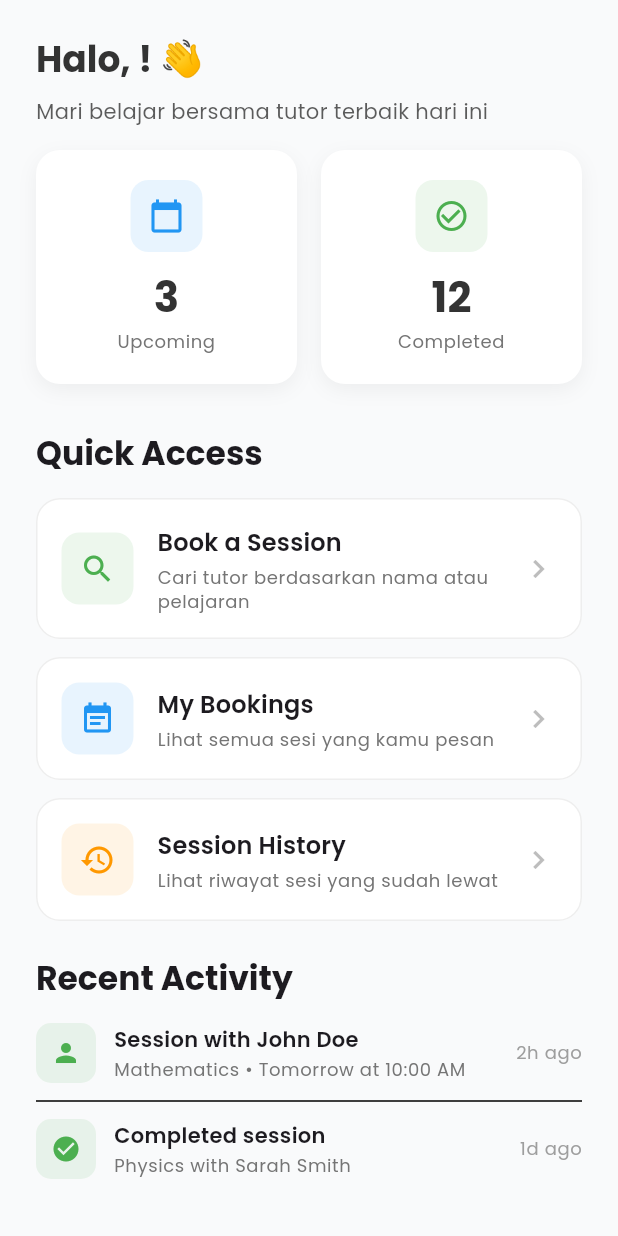
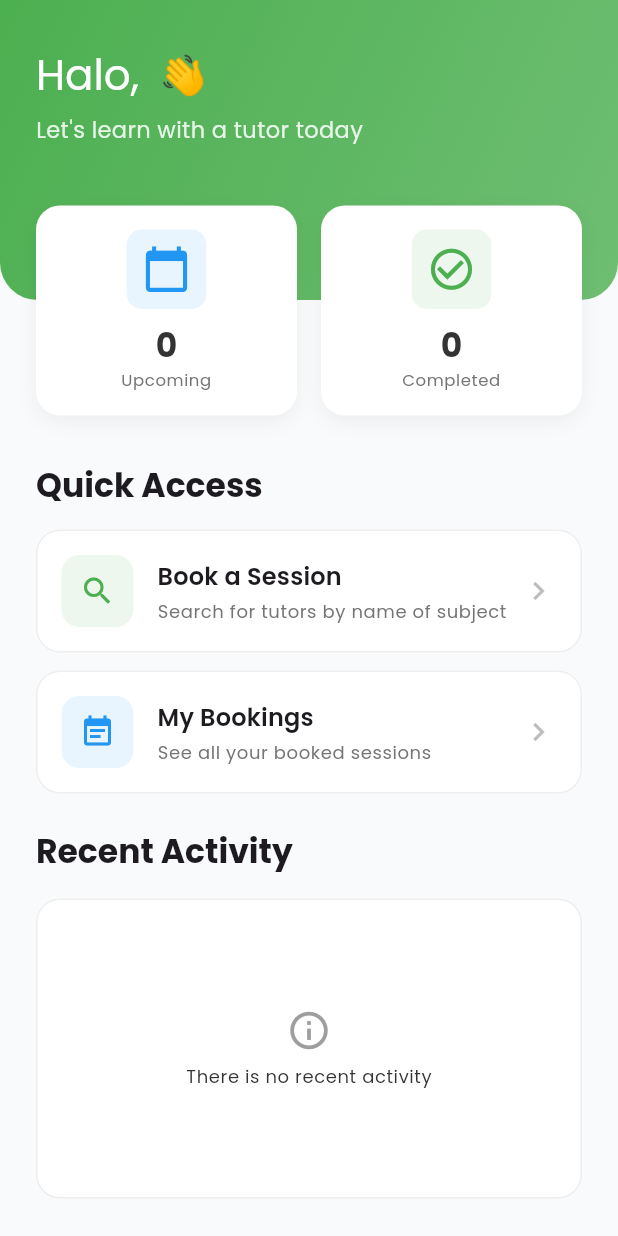
Before and after one commit to hakimlutfi46/Flutter-Booking-System, a Flutter app: the ParentHomeTab screen opened directly, on a phone screen of 412 x 824 dp. Run offline on Flutter 3.47's test engine with Material 3 defaults, Android fonts, the phone set to English and light mode, and no system bars; our stand-ins replace cloud_firestore, firebase_auth, firebase_core, get, google_fonts; accounts and stored records are empty.

Commit message:
Refactor dashboard tabs and add reusable cards
Replaces custom stat and quick access card implementations in parent and tutor home tabs with reusable StatCard and QuickAccessCard widgets. Adds ActivityCard and HomeHeader components for consistent UI and code reuse. Updates UI layout, improves empty state handling, and streamlines code by removing redundant widget methods.

```diff
--- a/lib/presentation/shared_features/dashboard/views/parent_home_tab.dart
+++ b/lib/presentation/shared_features/dashboard/views/parent_home_tab.dart
@@ -2,6 +2,11 @@
 import 'package:flutter/material.dart';
 import 'package:flutter_booking_system/core/navigation/routes.dart';
 import 'package:flutter_booking_system/core/theme/app_colors.dart';
+import 'package:flutter_booking_system/core/utils/formatter_utils.dart';
+import 'package:flutter_booking_system/presentation/widgets/card/activity_card.dart';
+import 'package:flutter_booking_system/presentation/widgets/card/quick_access_card.dart';
+import 'package:flutter_booking_system/presentation/widgets/card/stat_card.dart';
+import 'package:flutter_booking_system/presentation/widgets/home_header.dart';
 import 'package:get/get.dart';
 import 'package:flutter_booking_system/presentation/shared_features/dashboard/controllers/dashboard.controller.dart';
 import 'package:get/get_core/src/get_main.dart';
@@ -17,74 +22,112 @@ class ParentHomeTab extends StatelessWidget {
 
     return Scaffold(
       backgroundColor: AppColors.background,
-      body: SafeArea(
-        child: CustomScrollView(
+      body: CustomScrollView(
         slivers: [
-            // Header Section
           SliverToBoxAdapter(
-              child: Container(
+            child: Stack(
+              clipBehavior: Clip.none,
+              children: [
+                Container(
+                  height: 200,
                   decoration: BoxDecoration(
-                  color: Colors.transparent,
-                  // borderRadius: const BorderRadius.only(
-                  //   bottomLeft: Radius.circular(32),
-                  //   bottomRight: Radius.circular(32),
-                  // ),
+                    gradient: LinearGradient(
+                      begin: Alignment.topLeft,
+                      end: Alignment.bottomRight,
+                      colors: [
+                        AppColors.primary,
+                        AppColors.primary.withOpacity(0.8),
+                      ],
                     ),
-                child: Padding(
-                  padding: const EdgeInsets.fromLTRB(24, 24, 24, 40),
+                    borderRadius: const BorderRadius.only(
+                      bottomLeft: Radius.circular(25),
+                      bottomRight: Radius.circular(25),
+                    ),
+                  ),
+                ),
+
+                // Content di atas background
+                Padding(
+                  padding: const EdgeInsets.fromLTRB(24, 32, 24, 0),
                   child: Column(
                     crossAxisAlignment: CrossAxisAlignment.start,
                     children: [
+                      // Greeting text
                       Obx(
-                        () => Text(
-                          "Halo, ${dashboardController.userGreetingName}! 👋",
-                          style: Get.textTheme.headlineSmall?.copyWith(
-                            fontWeight: FontWeight.bold,
-                            color: AppColors.textLight,
+                        () => RichText(
+                          text: TextSpan(
+                            children: [
+                              TextSpan(
+                                text: 'Halo, ',
+                                style: Get.textTheme.headlineMedium?.copyWith(
+                                  color: Colors.white,
                                 ),
                               ),
+                              TextSpan(
+                                text: dashboardController.userGreetingName,
+                                style: Get.textTheme.headlineMedium?.copyWith(
+                                  color: Colors.white,
+                                  fontWeight: FontWeight.w600,
+                                  letterSpacing: 0.5,
                                 ),
-                      const SizedBox(height: 8),
-                      Text(
-                        "Mari belajar bersama tutor terbaik hari ini",
-                        style: Get.textTheme.bodyMedium?.copyWith(
-                          color: AppColors.textLight.withOpacity(0.8),
                               ),
+                              const TextSpan(
+                                text: ' 👋',
+                                style: TextStyle(fontSize: 26),
                               ),
                             ],
                           ),
                         ),
                       ),
+                      const SizedBox(height: 8),
+
+                      // Subtitle
+                      Text(
+                        "Let's learn with a tutor today",
+                        style: TextStyle(
+                          color: Colors.white.withOpacity(0.85),
+                          fontSize: 15,
+                          fontWeight: FontWeight.w400,
+                        ),
                       ),
 
-            // Stats Cards
-            SliverToBoxAdapter(
-              child: Transform.translate(
-                offset: const Offset(0, -24),
-                child: Padding(
-                  padding: const EdgeInsets.symmetric(horizontal: 24),
-                  child: Row(
+                      const SizedBox(height: 40),
+                      Row(
                         children: [
                           Expanded(
-                        child: _buildStatCard(
+                            child: Obx(
+                              () => StatCard(
                                 icon: Icons.calendar_today,
+                                iconSize: 33,
                                 label: "Upcoming",
-                          value: "3", // TODO: Dynamic data
+                                value:
+                                    dashboardController.parentUpcomingCount
+                                        .toString(),
                                 color: AppColors.secondary,
+                              ),
                             ),
                           ),
                           const SizedBox(width: 16),
                           Expanded(
-                        child: _buildStatCard(
+                            child: Obx(
+                              () => StatCard(
                                 icon: Icons.check_circle_outline,
+                                iconSize: 33,
                                 label: "Completed",
-                          value: "12", // TODO: Dynamic data
+                                value:
+                                    dashboardController.parentCompletedCount
+                                        .toString(),
                                 color: Colors.green,
+                              ),
                             ),
                           ),
                         ],
                       ),
+                      const SizedBox(height: 24), // Padding bawah
+                    ],
                   ),
+                ),
+              ],
             ),
           ),
 
@@ -102,42 +145,20 @@ class ParentHomeTab extends StatelessWidget {
                     ),
                   ),
                   const SizedBox(height: 16),
-                    _buildQuickAccessCard(
+                  QuickAccessCard(
                     icon: Icons.search,
                     iconColor: AppColors.primary,
                     title: "Book a Session",
-                      subtitle: "Cari tutor berdasarkan nama atau pelajaran",
-                      onTap: () {
-                        Get.toNamed(Routes.SEARCH_TUTOR);
-                      },
+                    subtitle: "Search for tutors by name of subject",
+                    onTap: () => Get.toNamed(Routes.SEARCH_TUTOR),
                   ),
                   const SizedBox(height: 12),
-                    _buildQuickAccessCard(
+                  QuickAccessCard(
                     icon: Icons.event_note,
                     iconColor: AppColors.secondary,
                     title: "My Bookings",
-                      subtitle: "Lihat semua sesi yang kamu pesan",
-                      onTap: () {
-                        Get.snackbar(
-                          "Navigation",
-                          "Navigating to My Bookings",
-                          snackPosition: SnackPosition.BOTTOM,
-                        );
-                      },
-                    ),
-                    const SizedBox(height: 12),
-                    _buildQuickAccessCard(
-                      icon: Icons.history,
-                      iconColor: Colors.orange,
-                      title: "Session History",
-                      subtitle: "Lihat riwayat sesi yang sudah lewat",
-                      onTap: () {
-                        Get.snackbar(
-                          "Navigation",
-                          "Navigating to History",
-                          snackPosition: SnackPosition.BOTTOM,
-                        );
-                      },
+                    subtitle: "See all your booked sessions",
+                    onTap: () => dashboardController.changeTabIndex(1),
                   ),
                 ],
               ),
@@ -148,187 +169,93 @@ class ParentHomeTab extends StatelessWidget {
           SliverPadding(
             padding: const EdgeInsets.fromLTRB(24, 0, 24, 24),
             sliver: SliverToBoxAdapter(
-                child: Column(
+              child: Obx(() {
+                if (dashboardController.isLoadingParentStats.value) {
+                  return const Center(child: CircularProgressIndicator());
+                }
+
+                return Column(
                   crossAxisAlignment: CrossAxisAlignment.start,
                   children: [
+                    // Judul tetap tampil
                     Text(
                       "Recent Activity",
                       style: Get.textTheme.titleLarge?.copyWith(
                         fontWeight: FontWeight.bold,
                       ),
                     ),
-                    const SizedBox(height: 16),
-                    _buildActivityItem(
-                      icon: Icons.person,
-                      title: "Session with John Doe",
-                      subtitle: "Mathematics • Tomorrow at 10:00 AM",
-                      time: "2h ago",
+                    const SizedBox(height: 18),
+
+                    if (dashboardController.recentActivities.isEmpty)
+                      Center(
+                        child: Container(
+                          decoration: BoxDecoration(
+                            color: Colors.white,
+                            borderRadius: BorderRadius.circular(16),
+                            border: Border.all(color: Colors.grey[200]!),
                           ),
-                    const Divider(height: 24),
-                    _buildActivityItem(
-                      icon: Icons.check_circle,
-                      title: "Completed session",
-                      subtitle: "Physics with Sarah Smith",
-                      time: "1d ago",
+                          width: double.infinity,
+                          height: 200,
+                          child: Column(
+                            mainAxisAlignment: MainAxisAlignment.center,
+                            children: [
+                              Icon(
+                                Icons.info_outline,
+                                size: 30,
+                                color: Colors.grey,
                               ),
-                  ],
-                ),
+                              SizedBox(height: 8),
+                              Text(
+                                "There is no recent activity",
+                                style: Get.textTheme.bodySmall?.copyWith(
+                                  color: AppColors.textLight,
                                 ),
                               ),
                             ],
                           ),
                         ),
+                      )
+                    else
+                      ...dashboardController.recentActivities.map((activity) {
+                        final tutorName =
+                            activity['tutorName'] ?? 'Unknown Tutor';
+                        final subject = activity['subject'] ?? '-';
+                        final status = activity['status'] ?? 'Session';
+                        final DateTime time = activity['time'];
+                        final formattedTime = FormatterUtils.formatTimeAgo(
+                          time,
                         );
+
+                        IconData icon;
+                        if (status == 'completed' || status == 'attended') {
+                          icon = Icons.check_circle;
+                        } else if (status == 'confirmed') {
+                          icon = Icons.schedule;
+                        } else {
+                          icon = Icons.info_outline;
                         }
 
-  Widget _buildStatCard({
-    required IconData icon,
-    required String label,
-    required String value,
-    required Color color,
-  }) {
-    return Container(
-      padding: const EdgeInsets.all(20),
-      decoration: BoxDecoration(
-        color: Colors.white,
-        borderRadius: BorderRadius.circular(16),
-        boxShadow: [
-          BoxShadow(
-            color: Colors.black.withOpacity(0.05),
-            blurRadius: 10,
-            offset: const Offset(0, 4),
-          ),
-        ],
-      ),
-      child: Column(
+                        return Column(
                           children: [
-          Container(
-            padding: const EdgeInsets.all(12),
-            decoration: BoxDecoration(
-              color: color.withOpacity(0.1),
-              borderRadius: BorderRadius.circular(12),
-            ),
-            child: Icon(icon, color: color, size: 24),
-          ),
-          const SizedBox(height: 12),
-          Text(
-            value,
-            style: Get.textTheme.headlineMedium?.copyWith(
-              fontWeight: FontWeight.bold,
-              color: AppColors.textLight,
+                            SingleChildScrollView(
+                              child: ActivityCard(
+                                icon: icon,
+                                title: "$status session with $tutorName",
+                                subtitle: "$subject • $formattedTime",
+                                time: formattedTime,
                               ),
                             ),
-          const SizedBox(height: 4),
-          Text(
-            label,
-            style: Get.textTheme.bodySmall?.copyWith(color: Colors.grey[600]),
-            textAlign: TextAlign.center,
+                            Divider(height: 24, color: Colors.grey),
+                          ],
+                        );
+                      }),
+                  ],
+                );
+              }),
+            ),
           ),
         ],
       ),
     );
   }
-
-  Widget _buildQuickAccessCard({
-    required IconData icon,
-    required Color iconColor,
-    required String title,
-    required String subtitle,
-    required VoidCallback onTap,
-  }) {
-    return Material(
-      color: Colors.white,
-      borderRadius: BorderRadius.circular(16),
-      child: InkWell(
-        onTap: onTap,
-        borderRadius: BorderRadius.circular(16),
-        child: Container(
-          padding: const EdgeInsets.all(16),
-          decoration: BoxDecoration(
-            borderRadius: BorderRadius.circular(16),
-            border: Border.all(color: Colors.grey[200]!),
-          ),
-          child: Row(
-            children: [
-              Container(
-                padding: const EdgeInsets.all(12),
-                decoration: BoxDecoration(
-                  color: iconColor.withOpacity(0.1),
-                  borderRadius: BorderRadius.circular(12),
-                ),
-                child: Icon(icon, color: iconColor, size: 24),
-              ),
-              const SizedBox(width: 16),
-              Expanded(
-                child: Column(
-                  crossAxisAlignment: CrossAxisAlignment.start,
-                  children: [
-                    Text(
-                      title,
-                      style: Get.textTheme.titleMedium?.copyWith(
-                        fontWeight: FontWeight.w600,
-                      ),
-                    ),
-                    const SizedBox(height: 4),
-                    Text(
-                      subtitle,
-                      style: Get.textTheme.bodySmall?.copyWith(
-                        color: Colors.grey[600],
-                      ),
-                    ),
-                  ],
-                ),
-              ),
-              Icon(Icons.chevron_right, color: Colors.grey[400]),
-            ],
-          ),
-        ),
-      ),
-    );
 }
-
-  Widget _buildActivityItem({
-    required IconData icon,
-    required String title,
-    required String subtitle,
-    required String time,
-  }) {
-    return Row(
-      children: [
-        Container(
-          padding: const EdgeInsets.all(10),
-          decoration: BoxDecoration(
-            color: AppColors.primary.withOpacity(0.1),
-            borderRadius: BorderRadius.circular(10),
-          ),
-          child: Icon(icon, color: AppColors.primary, size: 20),
-        ),
-        const SizedBox(width: 12),
-        Expanded(
-          child: Column(
-            crossAxisAlignment: CrossAxisAlignment.start,
-            children: [
-              Text(
-                title,
-                style: Get.textTheme.bodyMedium?.copyWith(
-                  fontWeight: FontWeight.w600,
-                ),
-              ),
-              const SizedBox(height: 2),
-              Text(
-                subtitle,
-                style: Get.textTheme.bodySmall?.copyWith(
-                  color: Colors.grey[600],
-                ),
-              ),
-            ],
-          ),
-        ),
-        Text(
-          time,
-          style: Get.textTheme.bodySmall?.copyWith(color: Colors.grey[500]),
-        ),
-      ],
-    );
-  }
-}
--- a/lib/presentation/widgets/card/stat_card.dart
+++ b/lib/presentation/widgets/card/stat_card.dart
@@ -7,6 +7,7 @@ class StatCard extends StatelessWidget {
   final String label;
   final String value;
   final Color color;
+  final double? iconSize;
 
   const StatCard({
     super.key,
@@ -14,6 +15,7 @@ class StatCard extends StatelessWidget {
     required this.label,
     required this.value,
     required this.color,
+    this.iconSize,
   });
 
   @override
@@ -39,7 +41,7 @@ class StatCard extends StatelessWidget {
               color: color.withOpacity(0.1),
               borderRadius: BorderRadius.circular(10),
             ),
-            child: Icon(icon, color: color, size: 20),
+            child: Icon(icon, color: color, size: iconSize ?? 20),
           ),
           const SizedBox(height: 10),
           Text(
```
Also changed, not shown: lib/presentation/shared_features/dashboard/views/tutor_home_tab.dart (+24 -143 lines), lib/presentation/widgets/card/activity_card.dart (added, +59 -0 lines), lib/presentation/widgets/home_header.dart (added, +129 -0 lines). Lines whose indentation alone changed are shown as unchanged.
